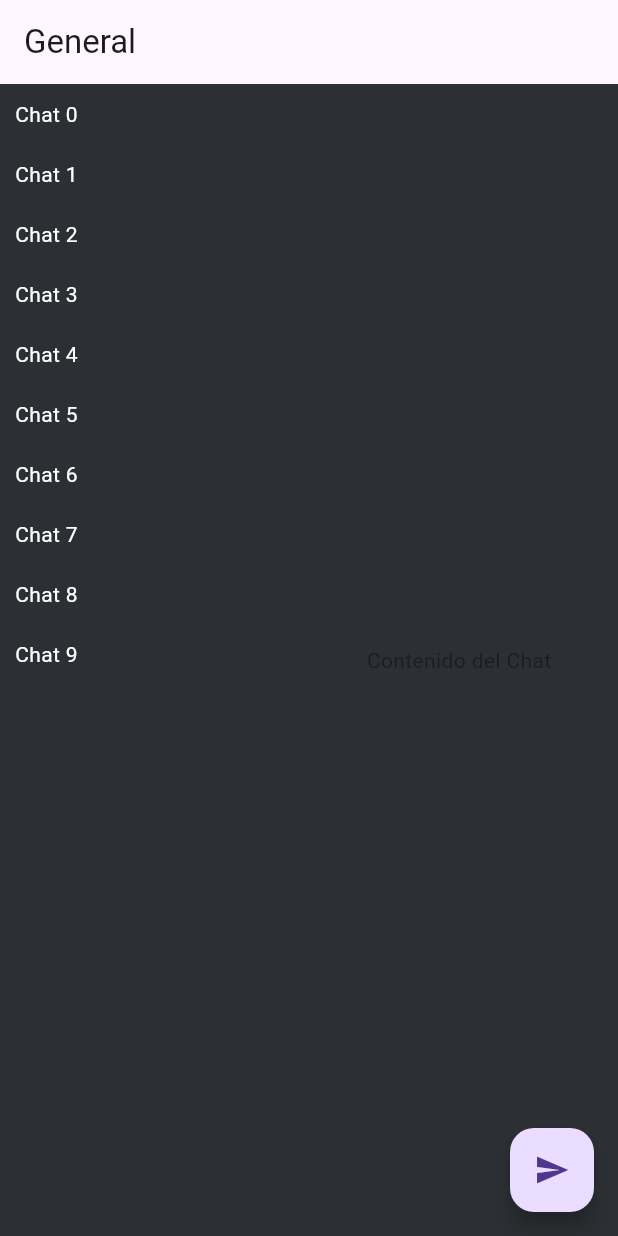
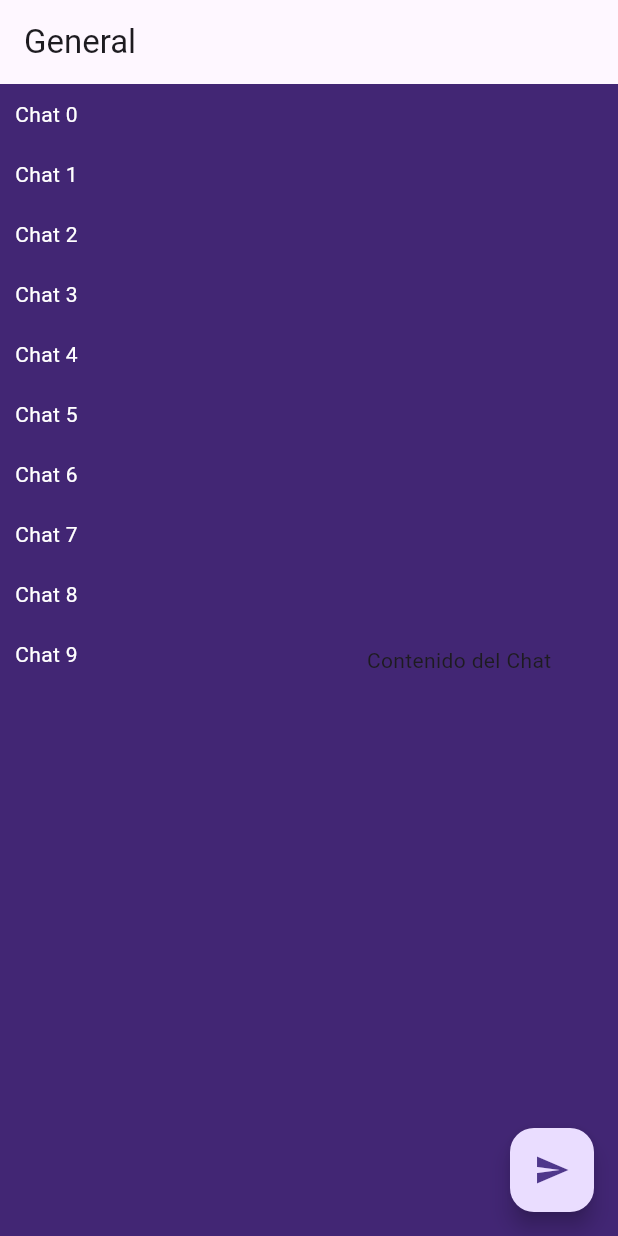
Before and after one commit to 0marContreras/BIScord-frontend, a Flutter app: the GeneralPage screen opened directly, on a phone screen of 412 x 824 dp. Run offline on Flutter 3.47's test engine with Material 3 defaults, Android fonts, the phone set to English and light mode, and no system bars; our stand-ins replace shared_preferences; accounts and stored records are empty.

Commit message:
FMontoyas Push, UI Update

```diff
--- a/lib/general.dart
+++ b/lib/general.dart
@@ -32,7 +32,7 @@ class _GeneralPageState extends State<GeneralPage> {
           // Column for the list of chats
           Container(
             width: 200, // Width of the chat list
-            color: Color(0xFF2C2F33), // Background color for chat list
+            color: Color(0xFF422674), // Background color for chat list
             child: ListView.builder(
               itemCount: 10, // Arbitrary number of elements
               itemBuilder: (context, index) {
@@ -47,7 +47,7 @@ class _GeneralPageState extends State<GeneralPage> {
           // Column for the chat content
           Expanded(
             child: Container(
-              color: Color(0xFF2C2F33), // Background color for chat content
+              color: Color(0xFF422674), // Background color for chat content
               child: Center(
                 child: Text('Contenido del Chat'),
               ),
@@ -102,6 +102,7 @@ class _ChatDetailScreenState extends State<ChatDetailScreen> {
       body: Column(
         children: [
           Expanded(
+            child: Center(
               child: ListView.builder(
                 itemCount: _messages.length,
                 itemBuilder: (context, index) {
@@ -111,6 +112,8 @@ class _ChatDetailScreenState extends State<ChatDetailScreen> {
                 },
               ),
             ),
+          ),
+          Divider(), // Adding a divider
           Container(
             padding: EdgeInsets.all(8),
             child: Row(
@@ -168,7 +171,7 @@ class ChatItem extends StatelessWidget {
       },
       child: Container(
         padding: EdgeInsets.all(10),
-        color: isSelected ? Colors.blue[100] : null, // Color when selected
+        color: isSelected ? Color(0xFF230559) : null, // Color when selected
         child: Text(
           'Chat $index',
           style: TextStyle(
```
Lines whose indentation alone changed are shown as unchanged.
